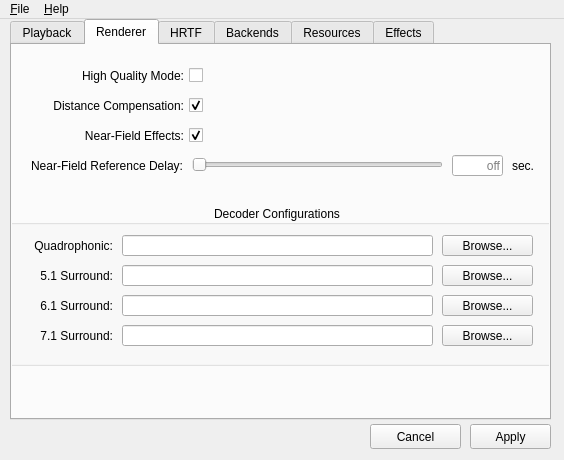
First picture: the form in utils/alsoft-config/mainwindow.ui, repository kcat/openal-soft, before the edit.
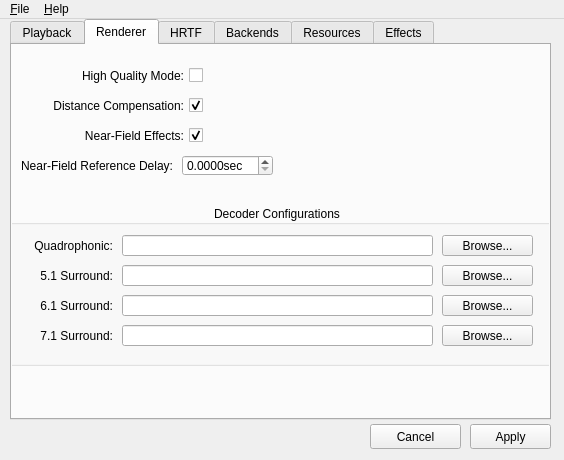
Second picture: the form after the edit. The open tabs and pages were chosen to show the change. Icons and pictures are not drawn.

Commit message: Use a spinbox for the nfc-ref-delay value

```diff
--- a/utils/alsoft-config/mainwindow.ui
+++ b/utils/alsoft-config/mainwindow.ui
@@ -823,7 +823,7 @@
        <rect>
         <x>-10</x>
         <y>110</y>
-        <width>551</width>
+        <width>281</width>
         <height>21</height>
        </rect>
       </property>
@@ -843,7 +843,7 @@
         <rect>
          <x>20</x>
          <y>0</y>
-         <width>161</width>
+         <width>151</width>
          <height>21</height>
         </rect>
        </property>
@@ -854,49 +854,26 @@
         <set>Qt::AlignRight|Qt::AlignTrailing|Qt::AlignVCenter</set>
        </property>
       </widget>
-      <widget class="QSlider" name="decoderNFRefDelaySlider">
+      <widget class="QDoubleSpinBox" name="decoderNFRefDelaySpinBox">
        <property name="geometry">
         <rect>
-         <x>190</x>
+         <x>180</x>
          <y>0</y>
-         <width>251</width>
-         <height>20</height>
+         <width>91</width>
+         <height>21</height>
         </rect>
        </property>
+       <property name="suffix">
+        <string>sec</string>
+       </property>
+       <property name="decimals">
+        <number>4</number>
+       </property>
        <property name="maximum">
-        <number>1000</number>
+        <double>1000.000000000000000</double>
        </property>
-       <property name="orientation">
-        <enum>Qt::Horizontal</enum>
-       </property>
-      </widget>
-      <widget class="QLineEdit" name="decoderNFRefDelayEdit">
-       <property name="geometry">
-        <rect>
-         <x>450</x>
-         <y>0</y>
-         <width>51</width>
-         <height>21</height>
-        </rect>
-       </property>
-       <property name="alignment">
-        <set>Qt::AlignRight|Qt::AlignTrailing|Qt::AlignVCenter</set>
-       </property>
-       <property name="placeholderText">
-        <string>off</string>
-       </property>
-      </widget>
-      <widget class="QLabel" name="label_31">
-       <property name="geometry">
-        <rect>
-         <x>510</x>
-         <y>0</y>
-         <width>31</width>
-         <height>21</height>
-        </rect>
-       </property>
-       <property name="text">
-        <string>sec.</string>
+       <property name="singleStep">
+        <double>0.010000000000000</double>
        </property>
       </widget>
      </widget>
```
The commit also changes 2 other files.
